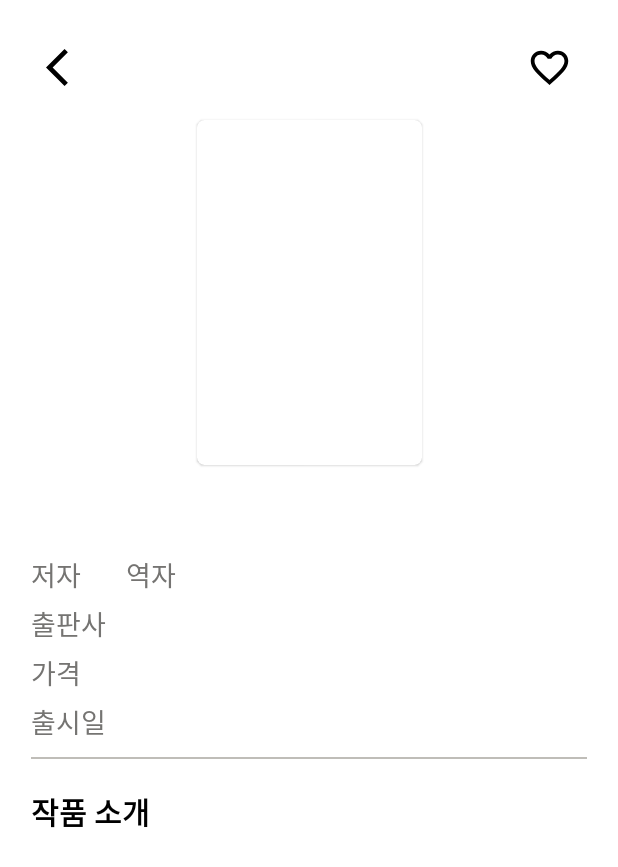
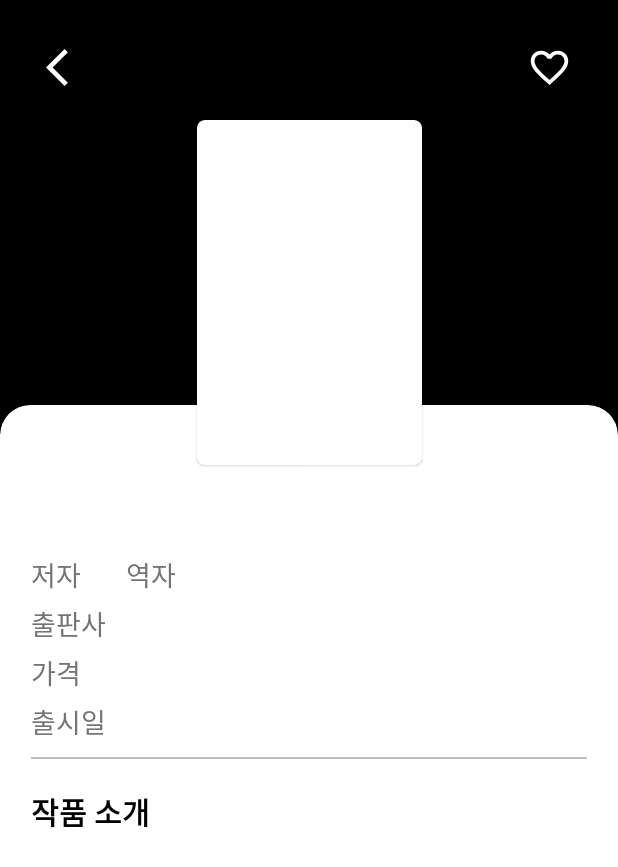
Before and after one commit to eoqkrskfk94/booksearchapp, an Android app: the fragment DetailFragment shown on its own in the app's theme, on a phone screen of 412 x 824 dp. Shown: the top 867 px of the screen. Run offline under Robolectric (Android 15) with nearby library versions, the phone set to English and light mode, and no system bars; our stand-ins replace Dagger/Hilt's generated code, data binding; libraries missing offline, so code that uses them is left out: jp.wasabeef.glide; pictures from the network do not load; 15 statements that could not run were skipped.

```diff
--- /dev/null
+++ b/app/src/main/res/drawable/ic_baseline_favorite_border_white.xml
@@ -0,0 +1,9 @@
+<vector xmlns:android="http://schemas.android.com/apk/res/android"
+    android:width="24dp"
+    android:height="24dp"
+    android:viewportWidth="24"
+    android:viewportHeight="24">
+  <path
+      android:fillColor="@android:color/white"
+      android:pathData="M16.5,3c-1.74,0 -3.41,0.81 -4.5,2.09C10.91,3.81 9.24,3 7.5,3 4.42,3 2,5.42 2,8.5c0,3.78 3.4,6.86 8.55,11.54L12,21.35l1.45,-1.32C18.6,15.36 22,12.28 22,8.5 22,5.42 19.58,3 16.5,3zM12.1,18.55l-0.1,0.1 -0.1,-0.1C7.14,14.24 4,11.39 4,8.5 4,6.5 5.5,5 7.5,5c1.54,0 3.04,0.99 3.57,2.36h1.87C13.46,5.99 14.96,5 16.5,5c2,0 3.5,1.5 3.5,3.5 0,2.89 -3.14,5.74 -7.9,10.05z"/>
+</vector>
--- a/app/src/main/res/layout/fragment_detail.xml
+++ b/app/src/main/res/layout/fragment_detail.xml
@@ -31,6 +31,26 @@
                 android:orientation="vertical"
                 app:layout_constraintGuide_percent="0.95" />
 
+            <View
+                android:layout_width="0dp"
+                android:layout_height="0dp"
+                android:background="@color/black"
+                app:layout_constraintBottom_toBottomOf="@id/imageview_background"
+                app:layout_constraintEnd_toEndOf="parent"
+                app:layout_constraintStart_toStartOf="parent"
+                app:layout_constraintTop_toTopOf="parent" />
+
+            <ImageView
+                android:id="@+id/imageview_background"
+                android:layout_width="0dp"
+                android:layout_height="0dp"
+                android:alpha="0.8"
+                android:scaleType="centerCrop"
+                app:layout_constraintEnd_toEndOf="parent"
+                app:layout_constraintHeight_percent="0.5"
+                app:layout_constraintStart_toStartOf="parent"
+                app:layout_constraintTop_toTopOf="parent" />
+
             <ImageView
                 android:id="@+id/imageview_back"
                 android:layout_width="50dp"
@@ -40,14 +60,14 @@
                 android:src="@drawable/ic_arrow_back"
                 app:layout_constraintStart_toStartOf="@id/guideline_start"
                 app:layout_constraintTop_toTopOf="parent"
-                app:tint="@color/black" />
+                app:tint="@color/white" />
 
             <ImageView
                 android:id="@+id/imageview_favorite"
                 android:layout_width="50dp"
                 android:layout_height="50dp"
                 android:padding="10dp"
-                android:src="@drawable/ic_baseline_favorite_border"
+                android:src="@drawable/ic_baseline_favorite_border_white"
                 app:layout_constraintEnd_toEndOf="@id/guideline_end"
                 app:layout_constraintTop_toTopOf="@id/imageview_back" />
 
@@ -71,6 +91,18 @@
 
 
             </com.google.android.material.card.MaterialCardView>
+
+            <com.google.android.material.card.MaterialCardView
+                android:layout_width="0dp"
+                android:layout_height="0dp"
+                android:layout_marginTop="270dp"
+                app:cardBackgroundColor="@color/white"
+                app:cardCornerRadius="20dp"
+                app:cardElevation="0dp"
+                app:layout_constraintBottom_toBottomOf="parent"
+                app:layout_constraintEnd_toEndOf="parent"
+                app:layout_constraintStart_toStartOf="parent"
+                app:layout_constraintTop_toTopOf="@id/imageview_background" />
 
 
             <TextView
@@ -241,14 +273,15 @@
                 android:layout_width="0dp"
                 android:layout_height="wrap_content"
                 android:layout_marginTop="10dp"
+                android:layout_marginBottom="30dp"
                 android:textColor="@color/black"
                 android:textSize="18sp"
-                tools:text="\n\n\n\n\n\n\n\n\n"
                 app:layout_constraintBottom_toBottomOf="parent"
-                android:layout_marginBottom="30dp"
                 app:layout_constraintEnd_toEndOf="@id/guideline_end"
                 app:layout_constraintStart_toStartOf="@id/guideline_start"
-                app:layout_constraintTop_toBottomOf="@id/textview_book_description_title" />
+                app:layout_constraintTop_toBottomOf="@id/textview_book_description_title"
+                app:layout_constraintVertical_bias="0.0"
+                tools:text="\n\n\n\n\n\n\n\n\n" />
 
 
         </androidx.constraintlayout.widget.ConstraintLayout>
--- a/app/src/main/res/values/colors.xml
+++ b/app/src/main/res/values/colors.xml
@@ -11,4 +11,6 @@
     <color name="blue">#2196F3</color>
     <color name="dark_gray">#757472</color>
     <color name="light_gray">#E6E6E5</color>
+
+    <color name="transparent">#00FFFFFF</color>
 </resources>
--- a/app/src/main/res/values/strings.xml
+++ b/app/src/main/res/values/strings.xml
@@ -20,6 +20,7 @@
 
     <string name="translate">%s 역</string>
     <string name="won">%s원</string>
+    <string name="book_contents">%s...</string>
     <string name="book_description">작품 소개</string>
     <string name="translator">역자</string>
     <string name="author">저자</string>
```
Also changed, not shown: app/src/main/java/com/mj/booksearchapp/presentation/main/MainActivity.kt (+8 -3 lines), app/src/main/java/com/mj/booksearchapp/presentation/main/MainViewModel.kt (+14 -0 lines), app/src/main/java/com/mj/booksearchapp/presentation/main/detail/DetailFragment.kt (+20 -14 lines), app/src/main/java/com/mj/booksearchapp/presentation/main/search/SearchFragment.kt (+19 -3 lines).
